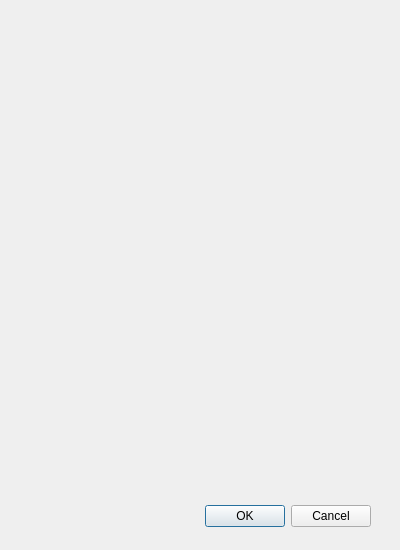
This is geomelba_spirit_dialog_base.ui in inrae/GeoMelba as Qt 5 draws it before an edit. The edited form follows.
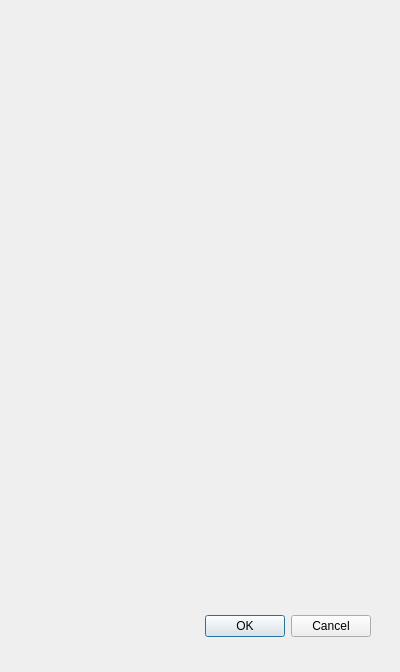
This is the edited form.

Diff of the .ui file:
```diff
--- a/geomelba_spirit_dialog_base.ui
+++ b/geomelba_spirit_dialog_base.ui
@@ -7,7 +7,7 @@
     <x>0</x>
     <y>0</y>
     <width>400</width>
-    <height>550</height>
+    <height>672</height>
    </rect>
   </property>
   <property name="maximumSize">
@@ -23,7 +23,7 @@
    <property name="geometry">
     <rect>
      <x>30</x>
-     <y>500</y>
+     <y>610</y>
      <width>341</width>
      <height>32</height>
     </rect>
```
